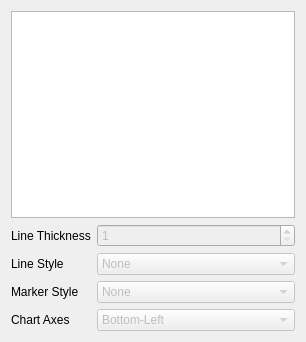
Before: the Qt Designer form Qt/ApplicationComponents/Resources/UI/pqSeriesEditorPropertyWidget.ui in Kitware/ParaView, drawn with Qt 5.
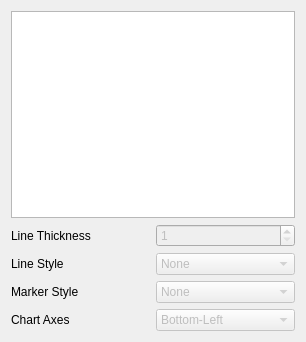
After: the same form once the commit is applied. Custom widgets are drawn as their Qt base class.

Commit message:
FIX: refs #15461 - Changed the Series Parameter Widget header
The sections would stretch to fill the table. Now the user can manipulate them freely.

The edit to the form file:
```diff
--- a/Qt/ApplicationComponents/Resources/UI/pqSeriesEditorPropertyWidget.ui
+++ b/Qt/ApplicationComponents/Resources/UI/pqSeriesEditorPropertyWidget.ui
@@ -13,14 +13,7 @@
   <property name="windowTitle">
    <string>Form</string>
   </property>
-  <layout class="QGridLayout" name="wdgLayout" columnstretch="0,1">
-   <item row="1" column="0">
-    <widget class="QLabel" name="ThicknessLabel">
-     <property name="text">
-      <string>Line Thickness</string>
-     </property>
-    </widget>
-   </item>
+  <layout class="QGridLayout" name="wdgLayout" columnstretch="0,0">
    <item row="1" column="1">
     <widget class="QSpinBox" name="Thickness">
      <property name="enabled">
@@ -46,10 +39,10 @@
      </property>
     </widget>
    </item>
-   <item row="2" column="0">
-    <widget class="QLabel" name="StyleListLabel">
+   <item row="1" column="0">
+    <widget class="QLabel" name="ThicknessLabel">
      <property name="text">
-      <string>Line Style</string>
+      <string>Line Thickness</string>
      </property>
     </widget>
    </item>
@@ -99,6 +92,13 @@
      </item>
     </widget>
    </item>
+   <item row="2" column="0">
+    <widget class="QLabel" name="StyleListLabel">
+     <property name="text">
+      <string>Line Style</string>
+     </property>
+    </widget>
+   </item>
    <item row="3" column="0">
     <widget class="QLabel" name="MarkerStyleListLabel">
      <property name="text">
```
Left out of the diff: 8 changed lines with no effect on the pictures. The commit also changes 1 other file.
